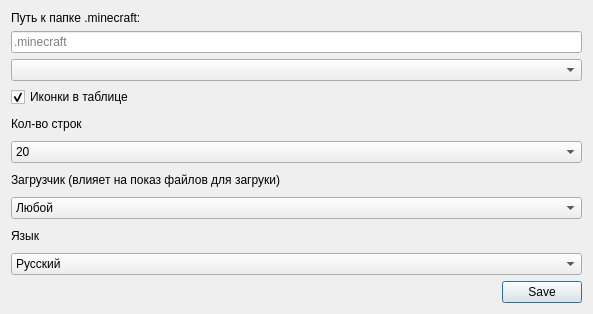
This is ui/settings.ui in vitiacat/ModrinthBrowser as Qt 5 draws it before an edit. The edited form follows.
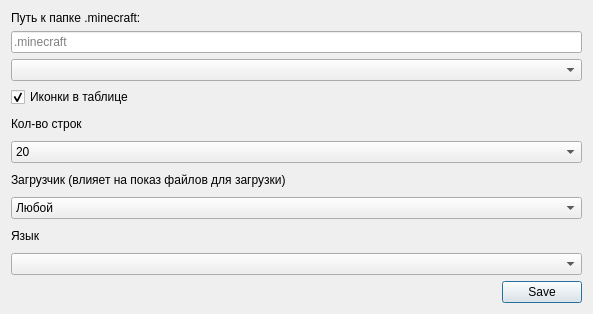
This is the edited form.

```diff
--- a/ui/settings.ui
+++ b/ui/settings.ui
@@ -94,7 +94,7 @@
      <item>
       <widget class="QLabel" name="label_3">
        <property name="text">
-        <string>Загрузчик (влияет на показ файлов для загруки)</string>
+        <string>Загрузчик (влияет на показ файлов для загрузки)</string>
        </property>
       </widget>
      </item>
@@ -130,13 +130,7 @@
       </widget>
      </item>
      <item>
-      <widget class="QComboBox" name="language">
-       <item>
-        <property name="text">
-         <string>Русский</string>
-        </property>
-       </item>
-      </widget>
+      <widget class="QComboBox" name="language"/>
      </item>
      <item>
       <widget class="QDialogButtonBox" name="buttonBox">
```
